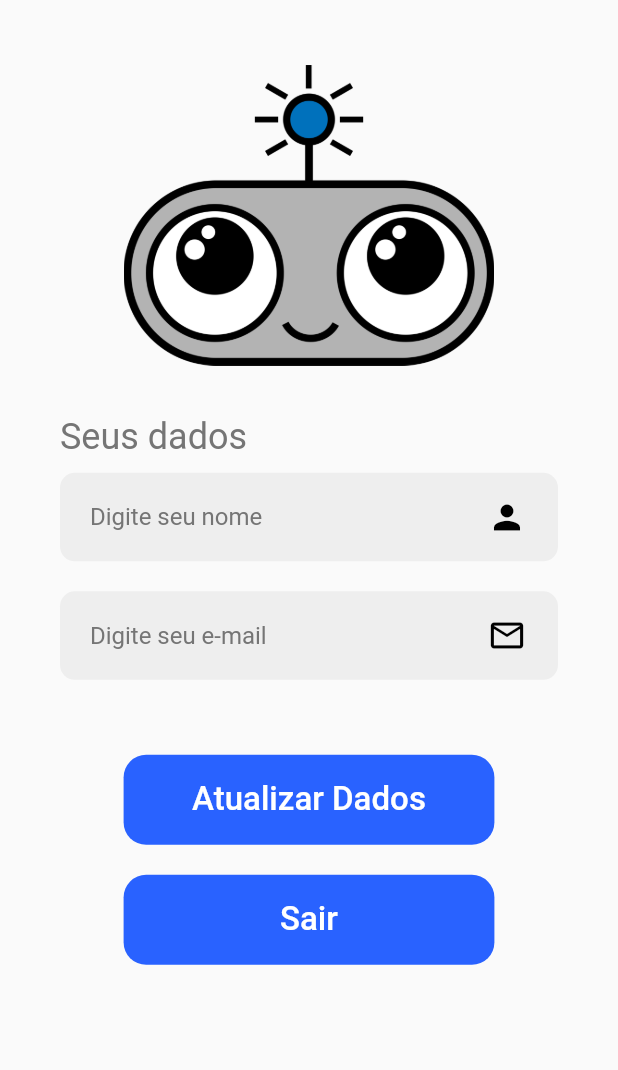
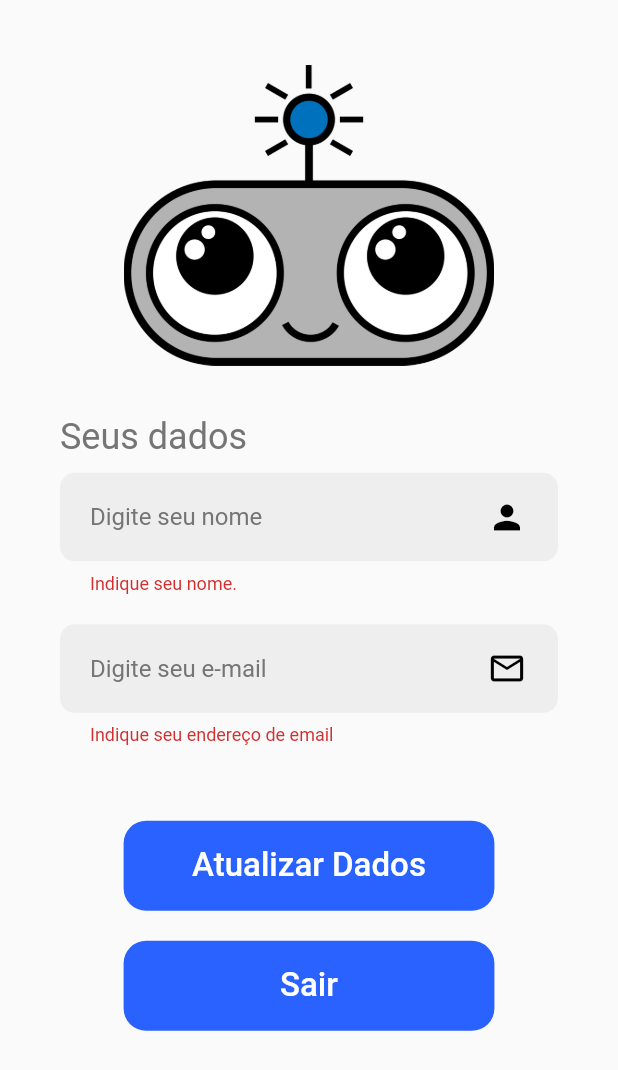
Before and after one commit to danielmbrasil/oops, a Flutter app: the Profile screen opened directly, after a tap on "Atualizar Dados", on a phone screen of 412 x 824 dp. Shown: the top 1070 px of the screen. Run offline on Flutter 3.47's test engine with Material 2 defaults, Android fonts, the phone set to English and light mode, and no system bars; our stand-ins replace email_validator, flutter_secure_storage, flutter_spinkit; accounts and stored records are empty; Roboto replaces fonts that are missing (Mulish).

Commit message:
request API to update user profile

```diff
--- a/lib/screens/home/profile.dart
+++ b/lib/screens/home/profile.dart
@@ -215,7 +215,26 @@ class _ProfileState extends State<Profile> {
                                   ),
                                 ),
                               ),
-                              onPressed: () => null,
+                              onPressed: () async {
+                                if (_formKey.currentState.validate()) {
+                                  try {
+                                    setState(() => _loading = true);
+                                    User _user = await UsersService(
+                                            name: _name, email: _email)
+                                        .updateUser();
+
+                                    setState(() {
+                                      _name = _user.getName();
+                                      _email = _user.getEmail();
+                                      _loading = false;
+                                    });
+                                  } catch (e) {
+                                    setState(() => _loading = false);
+
+                                    print(e.toString());
+                                  }
+                                }
+                              },
                               child: Text(
                                 'Atualizar Dados',
                                 style: TextStyle(
--- a/lib/services/users.dart
+++ b/lib/services/users.dart
@@ -5,8 +5,10 @@ import 'package:oops/models/user.dart';
 import 'package:http/http.dart' as http;
 
 class UsersService {
-  String _name = '';
-  String _email = '';
+  String name = '';
+  String email = '';
+
+  UsersService({this.name, this.email});
 
   Future<dynamic> fetchUser() async {
     try {
@@ -23,12 +25,12 @@ class UsersService {
 
       if (response.statusCode == 200) {
         var rBody = jsonDecode(response.body);
-        this._name = rBody['data']['attributes']['name'];
-        this._email = rBody['data']['attributes']['email'];
+        this.name = rBody['data']['attributes']['name'];
+        this.email = rBody['data']['attributes']['email'];
 
         final userData = {
-          'name': this._name,
-          'email': this._email,
+          'name': this.name,
+          'email': this.email,
           'token': _token
         };
 
@@ -40,4 +42,38 @@ class UsersService {
       throw Exception('Some error ocurred');
     }
   }
+
+  Future<dynamic> updateUser() async {
+    try {
+      // get token and user_id
+      final _storage = new FlutterSecureStorage();
+      String _token = await _storage.read(key: 'jwt');
+
+      final _url = Uri.parse('http://10.0.2.2:3000/api/users/user');
+
+      Map<String, dynamic> body = {
+        'user': {'name': this.name, 'email': this.email}
+      };
+
+      final response = await http.put(_url,
+          headers: <String, String>{
+            'Content-Type': 'application/json; charset=UTF-8',
+            'Authorization': _token
+          },
+          body: jsonEncode(body));
+
+      if (response.statusCode == 200) {
+        // fetch new user data
+        var rBody = jsonDecode(response.body);
+        this.name = rBody['data']['attributes']['name'];
+        this.email = rBody['data']['attributes']['email'];
+
+        final data = {'name': this.name, 'email': this.email};
+
+        return User.fromJson(data);
+      }
+    } catch (e) {
+      throw Exception('Some error ocurred');
+    }
+  }
 }
```
